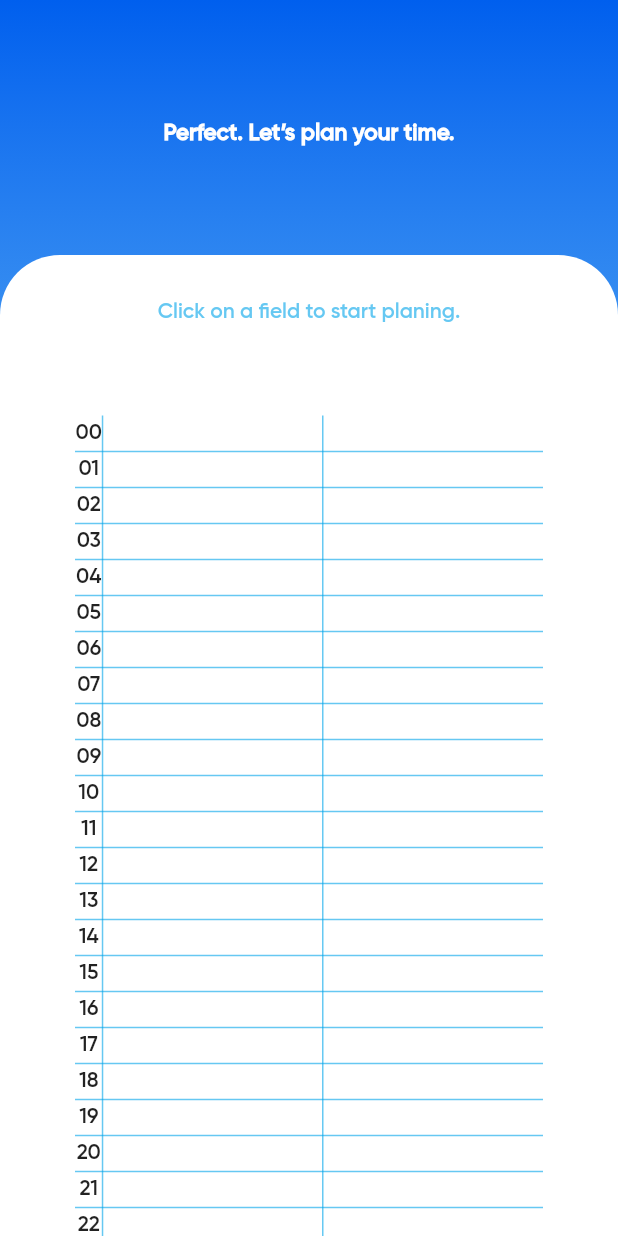
After one commit to hexcodelabs/timebuddy, a Flutter app: the PlaningPage screen opened directly, on a phone screen of 412 x 824 dp. The commit adds this screen. Run offline on Flutter 3.47's test engine with Material 2 defaults, Android fonts, the phone set to English and light mode, and no system bars; our stand-ins replace flutter_svg, page_transition; missing offline and left inert: flag.

Commit message:
plan page and complete plan page

```diff
--- /dev/null
+++ b/lib/screens/PlaningPage.dart
@@ -0,0 +1,200 @@
+import 'package:flutter/material.dart';
+import 'package:timebuddy/theme/themes.dart';
+import 'package:page_transition/page_transition.dart';
+import 'package:timebuddy/screens/completePlanPage.dart';
+
+class PlaningPage extends StatefulWidget {
+  @override
+  _PlaningPageState createState() => _PlaningPageState();
+}
+
+class _PlaningPageState extends State<PlaningPage> {
+  @override
+  Widget build(BuildContext context) {
+    double height = MediaQuery.of(context).size.height;
+    double width = MediaQuery.of(context).size.width;
+
+    return Scaffold(
+      backgroundColor: Color(0xff00a4ea),
+      body: Container(
+        width: width,
+        height: height,
+        decoration: AppTheme.backgroundGradient,
+        child: Column(
+          crossAxisAlignment: CrossAxisAlignment.center,
+          children: [
+            Container(
+              //color: Colors.white.withOpacity(0.1),
+              height: 170,
+              child: Padding(
+                padding: const EdgeInsets.only(top: 80, bottom: 70),
+                child: Text(
+                  "Perfect. Let’s plan your time.",
+                  style: AppTheme.mainTitle,
+                  textAlign: TextAlign.center,
+                ),
+              ),
+            ),
+            Stack(
+              alignment: Alignment.topCenter,
+              children: [
+                Container(
+                  height: height - 170,
+                  width: width,
+                  child: ListView(
+                    children: [
+                      Container(
+                        //color: Colors.black,
+                        child: Padding(
+                          padding: const EdgeInsets.only(top: 30, bottom: 60),
+                          child: Text(
+                            "Click on a field to start planing.",
+                            style: TextStyle(
+                              color: Color(0xff00a4ea).withOpacity(0.6),
+                            ),
+                            textAlign: TextAlign.center,
+                          ),
+                        ),
+                      ),
+                      Center(
+                        child: Column(
+                          mainAxisAlignment: MainAxisAlignment.center,
+                          children: <Widget>[
+                            Container(
+                              margin: EdgeInsets.fromLTRB(50, 0, 50, 0),
+                              child: Table(
+                                columnWidths: {
+                                  0: FlexColumnWidth(0.5),
+                                  1: FlexColumnWidth(4),
+                                  2: FlexColumnWidth(4),
+                                },
+                                border: TableBorder(
+                                    bottom: BorderSide(
+                                        width: 1,
+                                        color:
+                                            Color(0xff00a4ea).withOpacity(0.6)),
+                                    horizontalInside: BorderSide(
+                                        width: 1,
+                                        color:
+                                            Color(0xff00a4ea).withOpacity(0.6)),
+                                    verticalInside: BorderSide(
+                                        width: 1,
+                                        color: Color(0xff00a4ea)
+                                            .withOpacity(0.6))),
+                                children: [
+                                  buildTableRow('00'),
+                                  buildTableRow('01'),
+                                  buildTableRow('02'),
+                                  buildTableRow('03'),
+                                  buildTableRow('04'),
+                                  buildTableRow('05'),
+                                  buildTableRow('06'),
+                                  buildTableRow('07'),
+                                  buildTableRow('08'),
+                                  buildTableRow('09'),
+                                  buildTableRow('10'),
+                                  buildTableRow('11'),
+                                  buildTableRow('12'),
+                                  buildTableRow('13'),
+                                  buildTableRow('14'),
+                                  buildTableRow('15'),
+                                  buildTableRow('16'),
+                                  buildTableRow('17'),
+                                  buildTableRow('18'),
+                                  buildTableRow('19'),
+                                  buildTableRow('20'),
+                                  buildTableRow('21'),
+                                  buildTableRow('22'),
+                                  buildTableRow('23'),
+                                ],
+                              ),
+                            ),
+                          ],
+                        ),
+                      ),
+                      GestureDetector(
+                        onTap: () {
+                          Navigator.push(
+                              context,
+                              PageTransition(
+                                  type: PageTransitionType.bottomToTop,
+                                  child: CompletePlanPage()));
+                        },
+                        child: Container(
+                          alignment: Alignment.bottomRight,
+                          child: Padding(
+                            padding: const EdgeInsets.fromLTRB(0, 20, 30, 0),
+                            child: Text(
+                              'I\'m done',
+                              style: TextStyle(
+                                  fontSize: 14,
+                                  color: Colors.black.withOpacity(0.5)),
+                            ),
+                          ),
+                        ),
+                      ),
+                    ],
+                  ),
+                  decoration: BoxDecoration(
+                    color: Colors.white,
+                    borderRadius: new BorderRadius.only(
+                      topLeft: const Radius.circular(40.0),
+                      topRight: const Radius.circular(40.0),
+                    ),
+                  ),
+                ),
+              ],
+            ),
+          ],
+        ),
+      ),
+    );
+  }
+
+  TableRow buildTableRow(String s) {
+    return TableRow(
+      children: [
+        Container(
+          alignment: Alignment.center,
+          height: 24,
+          child: Text(s,
+              style: TextStyle(fontSize: 14), textAlign: TextAlign.center),
+        ),
+        Container(
+          height: 24,
+          margin: const EdgeInsets.all(0),
+          child: Padding(
+            padding: const EdgeInsets.fromLTRB(5, 0, 5, 0),
+            child: TextField(
+              decoration: InputDecoration(
+                labelStyle: AppTheme.textField,
+                disabledBorder: InputBorder.none,
+                border: InputBorder.none,
+                focusedBorder: InputBorder.none,
+                enabledBorder: InputBorder.none,
+                errorBorder: InputBorder.none,
+              ),
+            ),
+          ),
+        ),
+        Container(
+          height: 24,
+          margin: const EdgeInsets.all(0),
+          child: Padding(
+            padding: const EdgeInsets.fromLTRB(5, 0, 5, 0),
+            child: TextField(
+              decoration: InputDecoration(
+                labelStyle: AppTheme.textField,
+                disabledBorder: InputBorder.none,
+                border: InputBorder.none,
+                focusedBorder: InputBorder.none,
+                enabledBorder: InputBorder.none,
+                errorBorder: InputBorder.none,
+              ),
+            ),
+          ),
+        ),
+      ],
+    );
+  }
+}
--- a/lib/theme/themes.dart
+++ b/lib/theme/themes.dart
@@ -18,10 +18,7 @@ class AppTheme {
     gradient: LinearGradient(
       begin: Alignment.topCenter,
       end: Alignment.bottomCenter,
-      colors: [
-        const Color(0xff005fee),
-        Colors.white.withOpacity(0.3)
-      ],
+      colors: [const Color(0xff005fee), Colors.white.withOpacity(0.3)],
       tileMode: TileMode.clamp,
     ),
   );
--- a/pubspec.yaml
+++ b/pubspec.yaml
@@ -24,6 +24,7 @@ dependencies:
   flag: ^3.0.0
   flutter:
     sdk: flutter
+  intl: ^0.16.1
 
 
   # The following adds the Cupertino Icons font to your application.
```
Also changed, not shown: lib/screens/Dashboard.dart (added, +25 -0 lines), lib/screens/completePlanPage.dart (added, +58 -0 lines), lib/screens/landingPage.dart (+24 -22 lines), lib/screens/selectPlanPage.dart (+30 -1 lines), lib/screens/startPlanPage.dart (added, +131 -0 lines), pubspec.lock.
